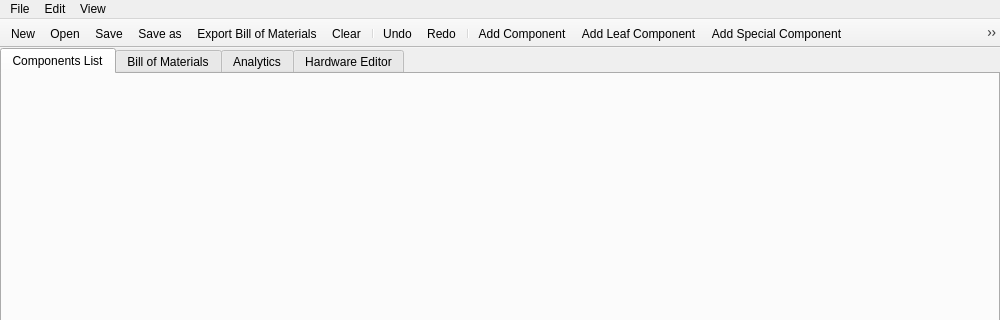
First picture: the form in UIs/ui_main_window.ui, repository PippoGot/PRJ_Manager_2020, before the edit; both pictures show x 0 to 1000 and y 0 to 320 of the 1000 by 733 pixel window.
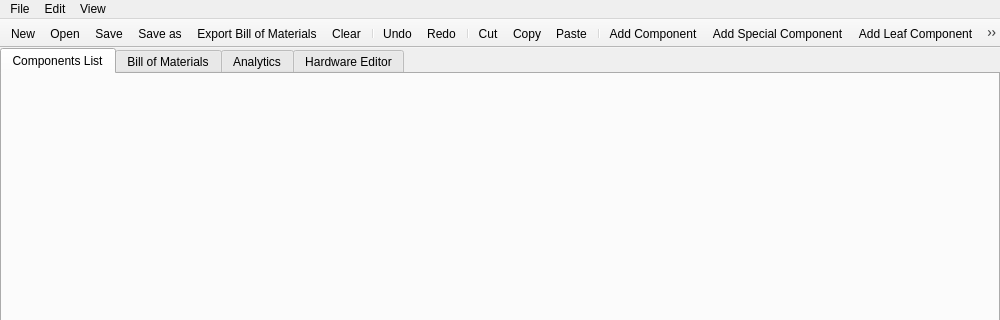
Second picture: the form after the edit. Icons and pictures are not drawn.

Commit message: added icon and toolbutton for cut, copy, paste, expan/collapse all, add jig, implemented add placeholder

Diff of the .ui file:
```diff
--- a/UIs/ui_main_window.ui
+++ b/UIs/ui_main_window.ui
@@ -217,14 +217,22 @@
    <addaction name="uiActionUndo"/>
    <addaction name="uiActionRedo"/>
    <addaction name="separator"/>
+   <addaction name="uiActionCut"/>
+   <addaction name="uiActionCopy"/>
+   <addaction name="uiActionPaste"/>
+   <addaction name="separator"/>
    <addaction name="uiActionAddComponent"/>
-   <addaction name="uiActionAddLeafComponent"/>
    <addaction name="uiActionAddSpecialComponent"/>
+   <addaction name="uiActionAddLeafComponent"/>
+   <addaction name="uiActionAddJig"/>
+   <addaction name="uiActionAddPlaceholder"/>
    <addaction name="uiActionMorphSpecialComponent"/>
    <addaction name="uiActionUpdateSpecialComponents"/>
    <addaction name="uiActionRemoveComponent"/>
    <addaction name="separator"/>
    <addaction name="uiActionHideDeprecated"/>
+   <addaction name="uiActionCollapseAll"/>
+   <addaction name="uiActionExpandAll"/>
   </widget>
   <action name="uiActionNew">
    <property name="icon">
```
Left out of the diff: 39 changed lines with no effect on the pictures. The commit also changes 20 other files.
